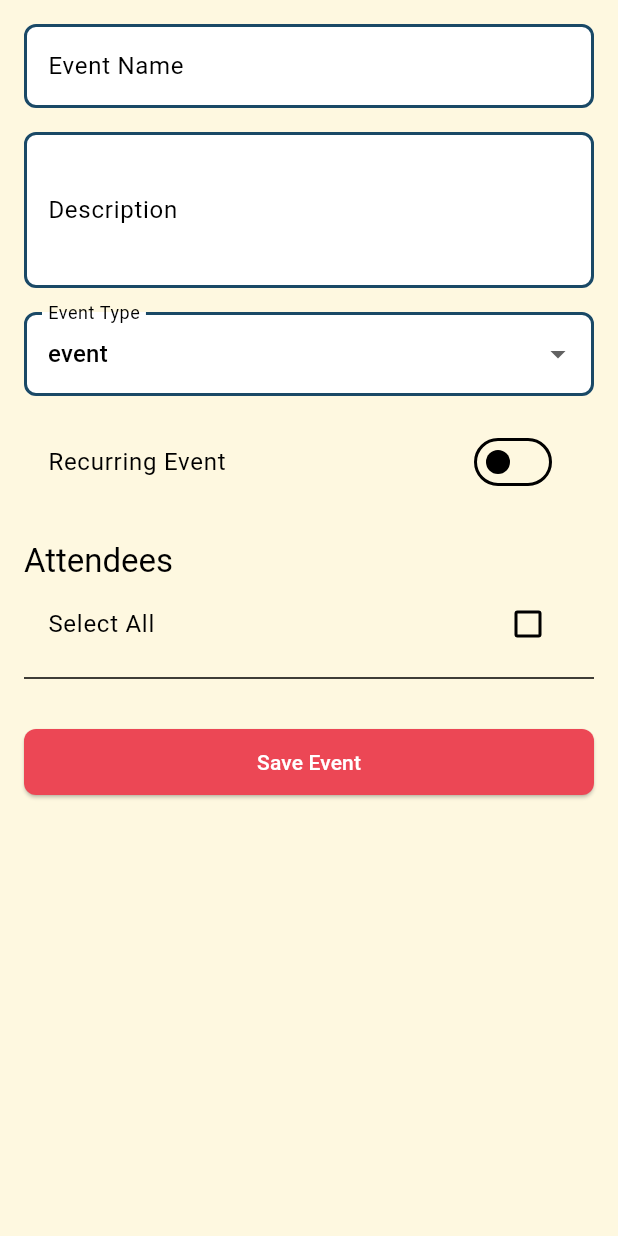
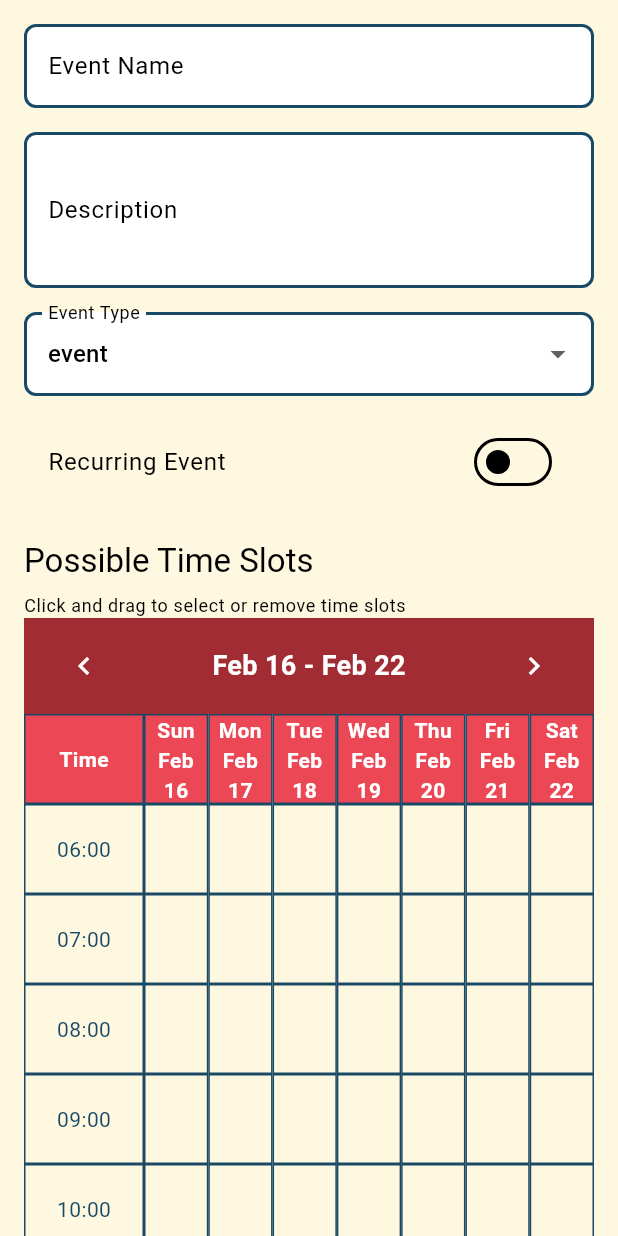
Before and after one commit to ctf05/panta-rhei, a Flutter app: the EventForm widget shown alone on an empty page, opened directly with empty values, on a phone screen of 412 x 824 dp. Run offline on Flutter 3.47's test engine with Material 3 defaults, Android fonts, the light colour scheme and no system bars; our stand-ins replace cloud_firestore, firebase_core; accounts and stored records are empty.

Commit message:
update ui and rules

```diff
--- a/lib/widgets/event_form.dart
+++ b/lib/widgets/event_form.dart
@@ -1,5 +1,7 @@
 import 'package:flutter/material.dart';
+import 'package:intl/intl.dart';
 import '../models/calendar_models.dart';
+import '../widgets/time_grid.dart';
 
 class EventForm extends StatefulWidget {
   final CalendarEvent? event;
@@ -29,11 +31,15 @@ class _EventFormState extends State<EventForm> {
   EventType _type = EventType.event;
   bool _isRecurrent = false;
   List<String> _selectedAttendees = [];
+  List<TimeSlot> _possibleTimeSlots = [];
   bool _selectAll = false;
+  late DateTime selectedWeek;
+  final ScrollController _scrollController = ScrollController();
 
   @override
   void initState() {
     super.initState();
+    selectedWeek = DateTime.now();
     _nameController = TextEditingController(text: widget.event?.name ?? '');
     _descriptionController = TextEditingController(text: widget.event?.description ?? '');
     _frequencyTimesController = TextEditingController(text: widget.event?.frequencyTimes?.toString() ?? '');
@@ -45,6 +51,7 @@ class _EventFormState extends State<EventForm> {
       _type = widget.event!.type;
       _isRecurrent = widget.event!.isRecurrent;
       _selectedAttendees = List.from(widget.event!.attendees);
+      _possibleTimeSlots = List.from(widget.event!.possibleTimeSlots);
       _selectAll = _selectedAttendees.length == widget.availablePeople.length;
     }
   }
@@ -57,7 +64,49 @@ class _EventFormState extends State<EventForm> {
     _frequencyDaysController.dispose();
     _minPeopleController.dispose();
     _maxPeopleController.dispose();
+    _scrollController.dispose();
     super.dispose();
+  }
+
+  void _previousWeek() {
+    setState(() {
+      selectedWeek = selectedWeek.subtract(const Duration(days: 7));
+    });
+  }
+
+  void _nextWeek() {
+    setState(() {
+      selectedWeek = selectedWeek.add(const Duration(days: 7));
+    });
+  }
+
+  void _toggleTimeSlot(DateTime date, int startHour, int endHour) {
+    setState(() {
+      // Check if slot exists
+      final existingSlot = _possibleTimeSlots.any((slot) =>
+      slot.date.year == date.year &&
+          slot.date.month == date.month &&
+          slot.date.day == date.day &&
+          slot.startHour == startHour &&
+          slot.endHour == endHour);
+
+      if (existingSlot) {
+        // Remove slot
+        _possibleTimeSlots.removeWhere((slot) =>
+        slot.date.year == date.year &&
+            slot.date.month == date.month &&
+            slot.date.day == date.day &&
+            slot.startHour == startHour &&
+            slot.endHour == endHour);
+      } else {
+        // Add slot
+        _possibleTimeSlots.add(TimeSlot(
+          date: date,
+          startHour: startHour,
+          endHour: endHour,
+        ));
+      }
+    });
   }
 
   void _toggleSelectAll(bool? value) {
@@ -92,7 +141,7 @@ class _EventFormState extends State<EventForm> {
       frequencyTimes: _isRecurrent ? int.tryParse(_frequencyTimesController.text) : null,
       frequencyDays: _isRecurrent ? int.tryParse(_frequencyDaysController.text) : null,
       attendees: _selectedAttendees,
-      possibleTimeSlots: widget.event?.possibleTimeSlots ?? [],
+      possibleTimeSlots: _possibleTimeSlots,
       minPeople: _type == EventType.outreach ? int.tryParse(_minPeopleController.text) : null,
       maxPeople: _type == EventType.outreach ? int.tryParse(_maxPeopleController.text) : null,
     );
@@ -252,6 +301,135 @@ class _EventFormState extends State<EventForm> {
     ],
     const SizedBox(height: 24),
     Text(
+    'Possible Time Slots',
+    style: Theme.of(context).textTheme.titleLarge,
+    ),
+    const SizedBox(height: 8),
+    Text(
+    'Click and drag to select or remove time slots',
+    style: Theme.of(context).textTheme.bodySmall,
+    ),
+    SizedBox(
+    height: 600,
+    child: Column(
+    children: [
+    Container(
+    padding: const EdgeInsets.symmetric(horizontal: 16, vertical: 8),
+    color: Theme.of(context).colorScheme.primary,
+    child: Row(
+    mainAxisAlignment: MainAxisAlignment.spaceBetween,
+    children: [
+    IconButton(
+    icon: const Icon(Icons.chevron_left, color: Colors.white),
+    onPressed: _previousWeek,
+    ),
+    Text(
+    '${DateFormat('MMM d').format(selectedWeek)} - '
+    '${DateFormat('MMM d').format(selectedWeek.add(const Duration(days: 6)))}',
+    style: const TextStyle(
+    color: Colors.white,
+    fontSize: 18,
+    fontWeight: FontWeight.bold,
+    ),
+    ),
+    IconButton(
+    icon: const Icon(Icons.chevron_right, color: Colors.white),
+    onPressed: _nextWeek,
+    ),
+    ],
+    ),
+    ),
+    Expanded(
+    child: SingleChildScrollView(
+    controller: _scrollController,
+    child: Row(
+    crossAxisAlignment: CrossAxisAlignment.start,
+    children: [
+    SizedBox(
+    width: 80,
+    child: Column(
+    children: [
+    Container(
+    height: 60,
+    decoration: BoxDecoration(
+    border: Border.all(color: const Color(0xFF1a4966)),
+    color: const Color(0xFFec4755),
+    ),
+    child: const Center(
+    child: Text(
+    'Time',
+    style: TextStyle(
+    color: Colors.white,
+    fontWeight: FontWeight.bold,
+    ),
+    ),
+    ),
+    ),
+    ...List.generate(24 - 6, (index) {
+    final hour = 6 + index;
+    return Container(
+    height: 60,
+    decoration: BoxDecoration(
+    border: Border.all(color: const Color(0xFF1a4966)),
+    ),
+    child: Center(
+    child: Text(
+    '${hour.toString().padLeft(2, '0')}:00',
+    style: const TextStyle(
+    color: Color(0xFF1a4966),
+    ),
+    ),
+    ),
+    );
+    }),
+    ],
+    ),
+    ),
+    Expanded(
+    child: Row(
+    children: List.generate(7, (index) {
+    final day = selectedWeek.add(Duration(days: index));
+    return Expanded(
+    child: Column(
+    children: [
+    Container(
+    height: 60,
+    decoration: BoxDecoration(
+    border: Border.all(color: const Color(0xFF1a4966)),
+    color: const Color(0xFFec4755),
+    ),
+    child: Center(
+    child: Text(
+    DateFormat('E\nMMM d').format(day),
+    textAlign: TextAlign.center,
+    style: const TextStyle(
+    color: Colors.white,
+    fontWeight: FontWeight.bold,
+    ),
+    ),
+    ),
+    ),
+    TimeGrid(
+    date: day,
+    selectedSlots: _possibleTimeSlots,
+    onSlotSelected: _toggleTimeSlot,
+    onSlotRemoved: _toggleTimeSlot,
+    ),
+    ],
+    ),
+    );
+    }),
+    ),
+    ),
+    ],
+    ),
+    ),
+    ),
+    ],
+    ),
+    ),
+    const SizedBox(height: 24),
+    Text(
     'Attendees',
     style: Theme.of(context).textTheme.titleLarge,
     ),
```
Lines whose indentation alone changed are shown as unchanged.
